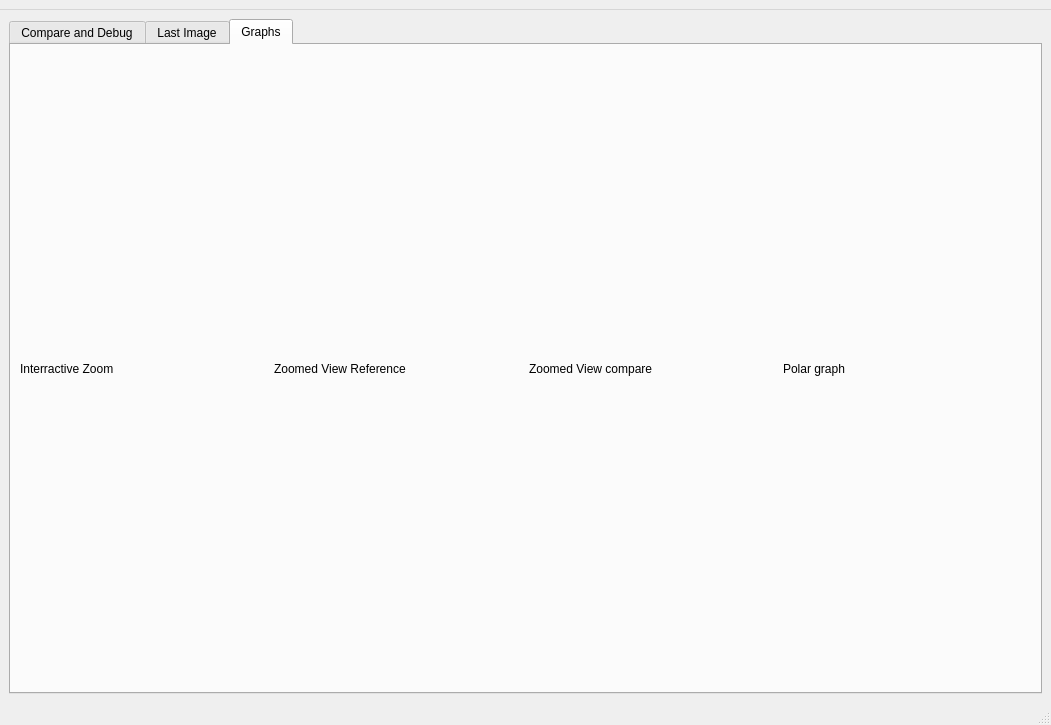
Above: qttracking/QtTracking/mainwindow.ui from pisgah-fogel/indi_experiments before the change. Below: the same form after it.
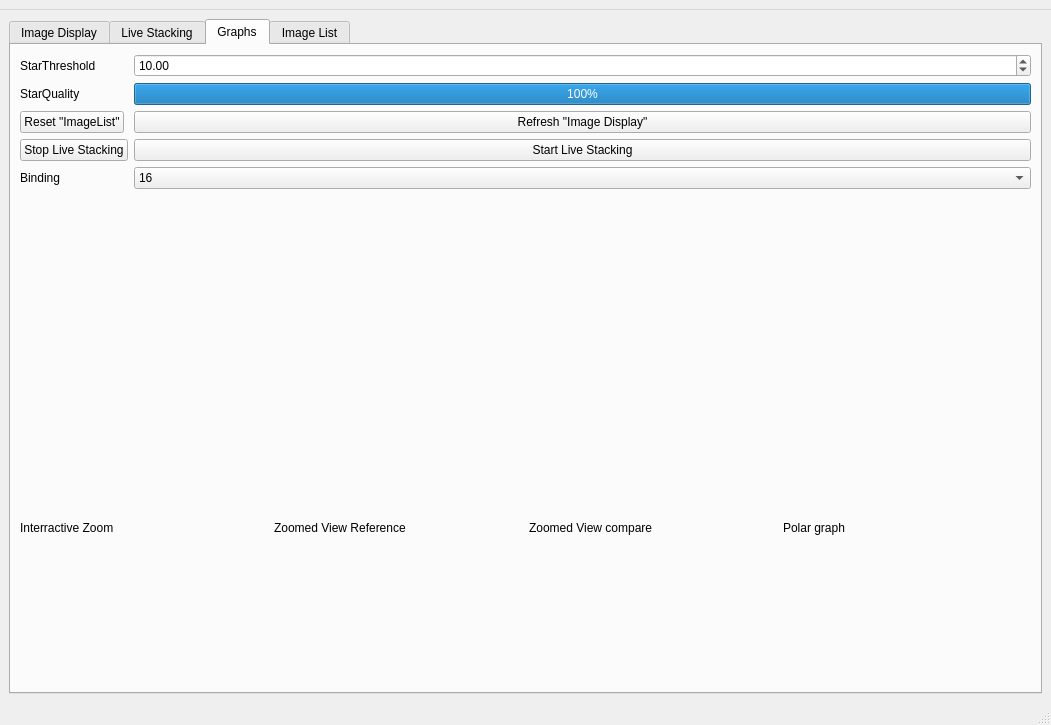
That is the form after the change.

Commit message: Add element to ui (does nothing)

```diff
--- a/qttracking/QtTracking/mainwindow.ui
+++ b/qttracking/QtTracking/mainwindow.ui
@@ -76,7 +76,7 @@
         <bool>true</bool>
        </property>
        <attribute name="title">
-        <string>Compare and Debug</string>
+        <string>Image Display</string>
        </attribute>
        <layout class="QVBoxLayout" name="verticalLayout_4">
         <item>
@@ -86,7 +86,7 @@
       </widget>
       <widget class="QWidget" name="tab_2">
        <attribute name="title">
-        <string>Last Image</string>
+        <string>Live Stacking</string>
        </attribute>
        <layout class="QVBoxLayout" name="verticalLayout_5">
         <item>
@@ -105,6 +105,105 @@
        <layout class="QVBoxLayout" name="verticalLayout_2">
         <item>
          <layout class="QVBoxLayout" name="verticalLayout_6">
+          <item>
+           <layout class="QFormLayout" name="formLayout">
+            <item row="0" column="0">
+             <widget class="QLabel" name="label">
+              <property name="text">
+               <string>StarThreshold</string>
+              </property>
+             </widget>
+            </item>
+            <item row="0" column="1">
+             <widget class="QDoubleSpinBox" name="starthreshold">
+              <property name="minimum">
+               <double>0.100000000000000</double>
+              </property>
+              <property name="value">
+               <double>10.000000000000000</double>
+              </property>
+             </widget>
+            </item>
+            <item row="1" column="1">
+             <widget class="QProgressBar" name="StarQuality">
+              <property name="value">
+               <number>100</number>
+              </property>
+             </widget>
+            </item>
+            <item row="1" column="0">
+             <widget class="QLabel" name="label_2">
+              <property name="text">
+               <string>StarQuality</string>
+              </property>
+             </widget>
+            </item>
+            <item row="2" column="0">
+             <widget class="QPushButton" name="pushButton">
+              <property name="text">
+               <string>Reset &quot;ImageList&quot;</string>
+              </property>
+             </widget>
+            </item>
+            <item row="2" column="1">
+             <widget class="QPushButton" name="pushButton_2">
+              <property name="text">
+               <string>Refresh &quot;Image Display&quot;</string>
+              </property>
+             </widget>
+            </item>
+            <item row="3" column="1">
+             <widget class="QPushButton" name="pushButton_3">
+              <property name="text">
+               <string>Start Live Stacking</string>
+              </property>
+             </widget>
+            </item>
+            <item row="3" column="0">
+             <widget class="QPushButton" name="pushButton_4">
+              <property name="text">
+               <string>Stop Live Stacking</string>
+              </property>
+             </widget>
+            </item>
+            <item row="4" column="1">
+             <widget class="QComboBox" name="comboBox">
+              <item>
+               <property name="text">
+                <string>16</string>
+               </property>
+              </item>
+              <item>
+               <property name="text">
+                <string>32</string>
+               </property>
+              </item>
+              <item>
+               <property name="text">
+                <string>64</string>
+               </property>
+              </item>
+              <item>
+               <property name="text">
+                <string>128</string>
+               </property>
+              </item>
+              <item>
+               <property name="text">
+                <string>256</string>
+               </property>
+              </item>
+             </widget>
+            </item>
+            <item row="4" column="0">
+             <widget class="QLabel" name="label_3">
+              <property name="text">
+               <string>Binding</string>
+              </property>
+             </widget>
+            </item>
+           </layout>
+          </item>
           <item>
            <layout class="QHBoxLayout" name="horizontalLayout">
             <item>
@@ -156,6 +255,16 @@
         </item>
        </layout>
       </widget>
+      <widget class="QWidget" name="tab_3">
+       <attribute name="title">
+        <string>Image List</string>
+       </attribute>
+       <layout class="QVBoxLayout" name="verticalLayout">
+        <item>
+         <widget class="QListWidget" name="listWidget"/>
+        </item>
+       </layout>
+      </widget>
      </widget>
     </item>
    </layout>
```
